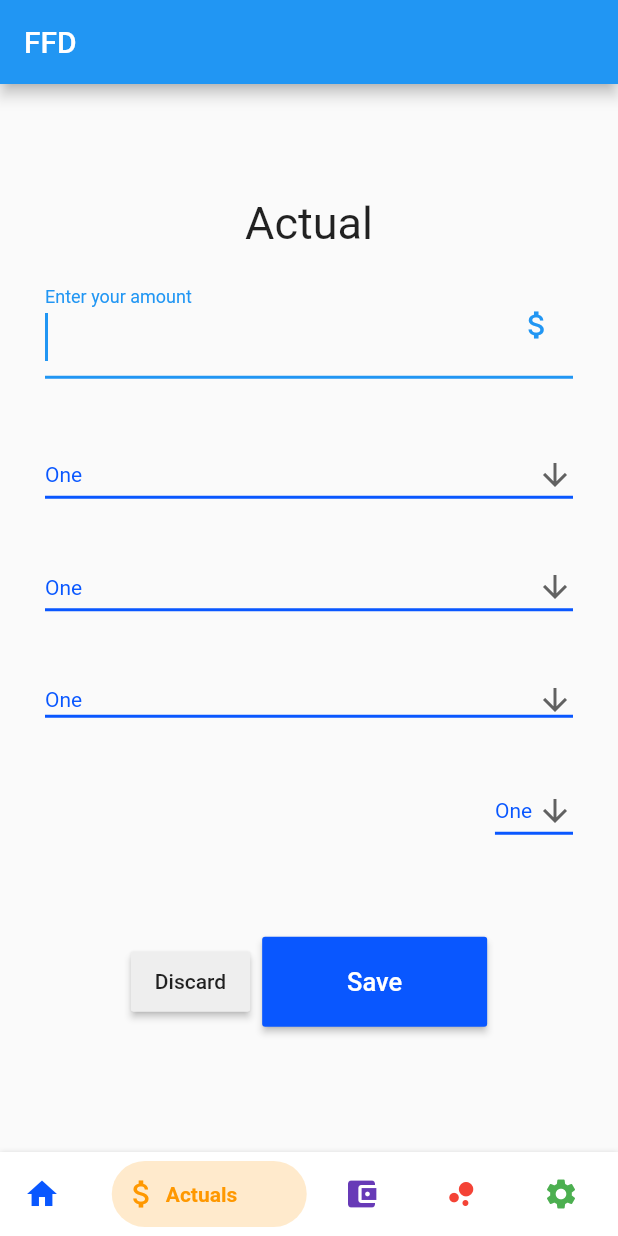
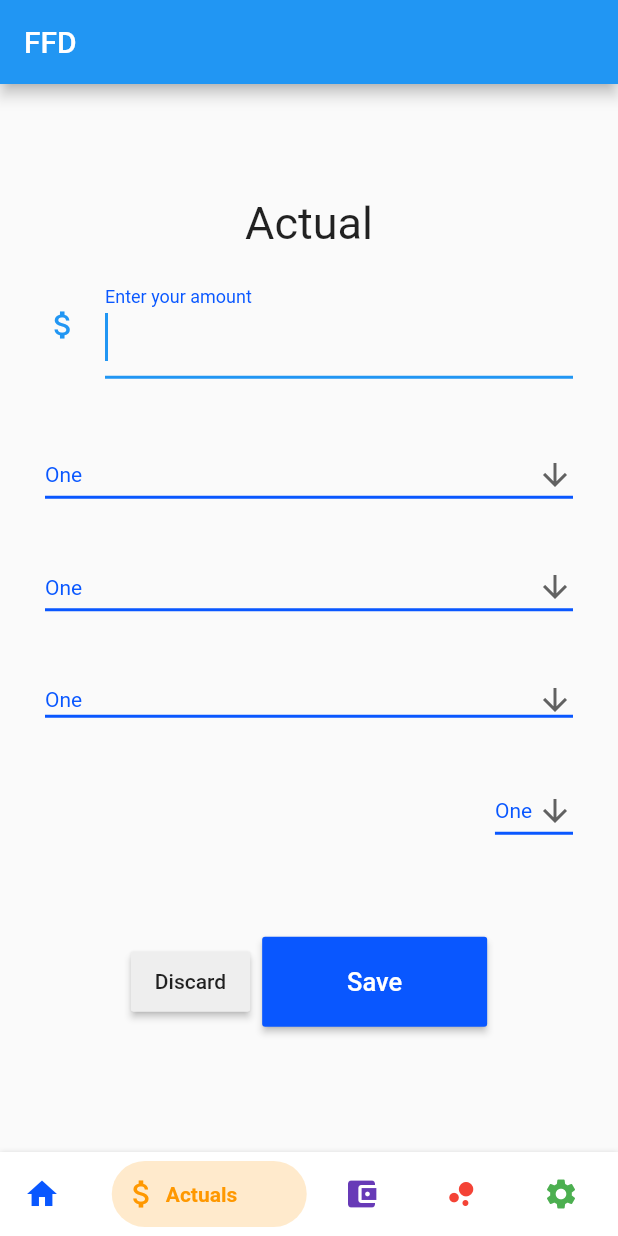
Before and after one commit to jkbngl/FFD, a Flutter app: the MyHomePage screen opened directly, swiped to page 2, on a phone screen of 412 x 824 dp. Run offline on Flutter 3.47's test engine with Material 2 defaults, Android fonts, the phone set to English and light mode, and no system bars; drawn by our look-alikes of bottom_navy_bar; our stand-ins replace syncfusion_flutter_charts.

Commit message:
#21 chance suffixicon to icon in textformfield

```diff
--- a/flutter/ffd/lib/backup_color_change_on_nav_tab.dart
+++ b/flutter/ffd/lib/backup_color_change_on_nav_tab.dart
@@ -191,13 +191,14 @@ class _MyHomePageState extends State<MyHomePage> {
                      // hintText: 'Enter ur amount',
                       //hintStyle: TextStyle(height: 1.75),
                       labelText: 'Enter your amount',
-                      labelStyle: TextStyle(height: 0.5),//increases the height of cursor
+                      labelStyle: TextStyle(height: 0.5, color: Color(0xff0957FF)),//increases the height of cursor
 
-                      suffixIcon: Icon(Icons.attach_money),
+                      icon: Icon(Icons.attach_money),
+                      //prefixIcon: Icon(Icons.attach_money),
                       //labelStyle: TextStyle(color: Color(0xff0957FF)),
-                      /*enabledBorder: new UnderlineInputBorder(
+                      enabledBorder: new UnderlineInputBorder(
                           borderSide: new BorderSide(color: Color(0xff0957FF))
-                      )*/
+                      )
                     ),
                   ),
                 ),
```
